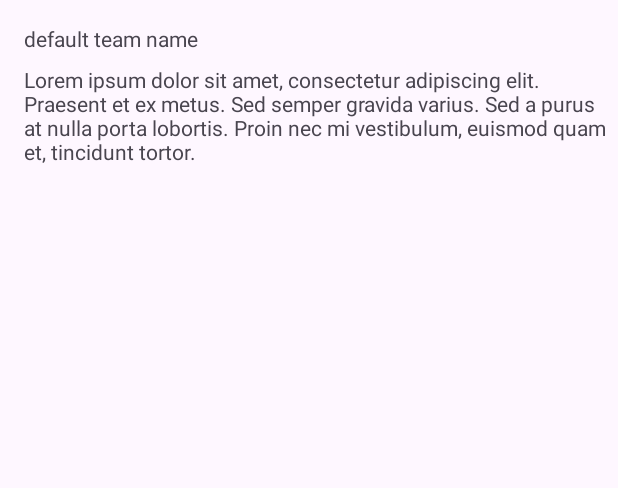
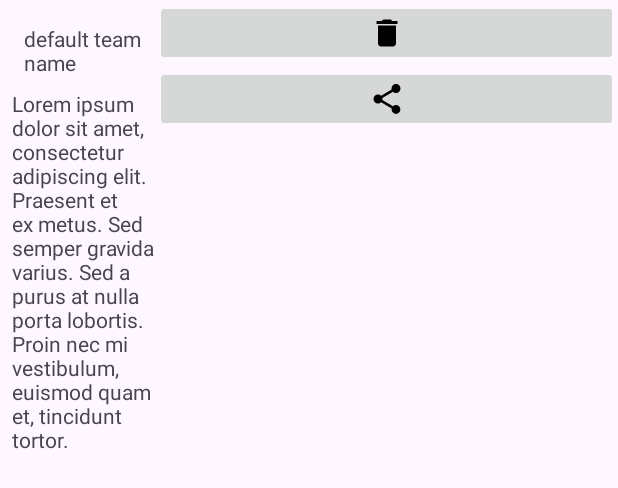
Before and after one commit to rabaduptis/TeamUP, an Android app: the layout main_teams_custom_view.xml on its own in the app's theme, with its tools: preview values and no code run, on a phone screen of 412 x 824 dp. Shown: the top 488 px of the screen. Run offline under Robolectric (Android 15) with nearby library versions, the phone set to English and light mode, and no system bars.

Commit message:
add viewbinding teamsAdapter

```diff
--- a/app/src/main/java/com/root14/teamup/view/activity/MainActivity.kt
+++ b/app/src/main/java/com/root14/teamup/view/activity/MainActivity.kt
@@ -87,7 +87,6 @@ class MainActivity : AppCompatActivity() {
     private fun updateUI(listItems: MutableList<TeamModel>) {
         lifecycleScope.launch {
             // Get all teams from the data store
-            val teams =
             PrefDataStoreManager.getInstance(this@MainActivity).getAllData().collect { teams ->
                 // Check if there are any teams
                 if (teams.isEmpty()) {
--- a/app/src/main/java/com/root14/teamup/view/adapter/TeamsAdapter.kt
+++ b/app/src/main/java/com/root14/teamup/view/adapter/TeamsAdapter.kt
@@ -10,16 +10,21 @@ import android.widget.Toast
 import androidx.constraintlayout.widget.ConstraintLayout
 import androidx.recyclerview.widget.RecyclerView
 import com.root14.teamup.R
+import com.root14.teamup.databinding.ActivityMainBinding
+import com.root14.teamup.databinding.FragmentTeamCreateDialogListDialogBinding
+import com.root14.teamup.databinding.MainTeamsCustomViewBinding
 import com.root14.teamup.model.TeamModel
 import com.root14.teamup.view.activity.TeamDetailActivity
 
 class TeamsAdapter(private val data: List<TeamModel>) :
     RecyclerView.Adapter<TeamsAdapter.TeamsViewHolder>() {
 
+    private lateinit var binding: MainTeamsCustomViewBinding
+
     inner class TeamsViewHolder(itemView: View) : RecyclerView.ViewHolder(itemView) {
-        val teamName: TextView = itemView.findViewById(R.id.textView_team_name)
-        val teamDescription: TextView = itemView.findViewById(R.id.textView_team_description)
-        val teamBaseLayout: ConstraintLayout = itemView.findViewById(R.id.constraitLayout_team_base)
+        val teamName: TextView = binding.textViewTeamName
+        val teamDescription: TextView = binding.textViewTeamDescription
+        val teamBaseLayout: ConstraintLayout = binding.constraitLayoutTeamBase
     }
 
     override fun onCreateViewHolder(
@@ -29,8 +34,8 @@ class TeamsAdapter(private val data: List<TeamModel>) :
         val context = parent.context
         val inflater = LayoutInflater.from(context)
 
-        val teamView0 = inflater.inflate(R.layout.main_teams_custom_view, parent, false)
-        return TeamsViewHolder(teamView0)
+        binding = MainTeamsCustomViewBinding.inflate(inflater)
+        return TeamsViewHolder(binding.root)
     }
 
     override fun getItemCount(): Int {
--- a/app/src/main/java/com/root14/teamup/viewmodel/CreateTeamViewModel.kt
+++ b/app/src/main/java/com/root14/teamup/viewmodel/CreateTeamViewModel.kt
@@ -4,6 +4,8 @@ import androidx.lifecycle.LiveData
 import androidx.lifecycle.MutableLiveData
 import androidx.lifecycle.ViewModel
 import androidx.lifecycle.viewModelScope
+import com.google.firebase.auth.ktx.auth
+import com.google.firebase.ktx.Firebase
 import com.root14.teamup.data.PrefDataStoreManager
 import com.root14.teamup.model.PrefDataTags
 import com.root14.teamup.model.state.CreateTeamUiState
@@ -31,7 +33,8 @@ class CreateTeamViewModel @Inject constructor(private val prefDataStoreManager:
             val teamUid = UUID.randomUUID().toString()
             try {
                 prefDataStoreManager.saveStringData(
-                    "${PrefDataTags.TEAM}+$teamName", "$teamDescription+$teamUid"
+                    "${Firebase.auth.currentUser?.displayName}+$teamName",
+                    "$teamDescription+$teamUid"
                 )
                 // Update the UI state with a success message.
                 _createTeamUiState.postValue(CreateTeamUiState(isError = false))
--- /dev/null
+++ b/app/src/main/res/drawable/baseline_delete_24.xml
@@ -0,0 +1,5 @@
+<vector xmlns:android="http://schemas.android.com/apk/res/android" android:height="24dp" android:tint="#000000" android:viewportHeight="24" android:viewportWidth="24" android:width="24dp">
+
+    <path android:fillColor="@android:color/white" android:pathData="M6,19c0,1.1 0.9,2 2,2h8c1.1,0 2,-0.9 2,-2V7H6v12zM19,4h-3.5l-1,-1h-5l-1,1H5v2h14V4z"/>
+
+</vector>
--- /dev/null
+++ b/app/src/main/res/drawable/baseline_share_24.xml
@@ -0,0 +1,5 @@
+<vector xmlns:android="http://schemas.android.com/apk/res/android" android:height="24dp" android:tint="#000000" android:viewportHeight="24" android:viewportWidth="24" android:width="24dp">
+
+    <path android:fillColor="@android:color/white" android:pathData="M18,16.08c-0.76,0 -1.44,0.3 -1.96,0.77L8.91,12.7c0.05,-0.23 0.09,-0.46 0.09,-0.7s-0.04,-0.47 -0.09,-0.7l7.05,-4.11c0.54,0.5 1.25,0.81 2.04,0.81 1.66,0 3,-1.34 3,-3s-1.34,-3 -3,-3 -3,1.34 -3,3c0,0.24 0.04,0.47 0.09,0.7L8.04,9.81C7.5,9.31 6.79,9 6,9c-1.66,0 -3,1.34 -3,3s1.34,3 3,3c0.79,0 1.5,-0.31 2.04,-0.81l7.12,4.16c-0.05,0.21 -0.08,0.43 -0.08,0.65 0,1.61 1.31,2.92 2.92,2.92 1.61,0 2.92,-1.31 2.92,-2.92s-1.31,-2.92 -2.92,-2.92z"/>
+
+</vector>
--- a/app/src/main/res/layout/main_teams_custom_view.xml
+++ b/app/src/main/res/layout/main_teams_custom_view.xml
@@ -7,27 +7,55 @@
     android:layout_height="wrap_content"
     android:clickable="true">
 
+    <LinearLayout
+        android:layout_width="match_parent"
+        android:layout_height="match_parent"
+        android:orientation="horizontal"
+        android:weightSum="8">
+
+        <LinearLayout
+            android:layout_width="match_parent"
+            android:layout_height="match_parent"
+            android:layout_weight="6"
+            android:orientation="vertical">
+
             <TextView
                 android:id="@+id/textView_team_name"
                 android:layout_width="wrap_content"
                 android:layout_height="wrap_content"
                 android:layout_marginStart="16dp"
                 android:layout_marginTop="16dp"
-        android:text="default team name"
-        app:layout_constraintStart_toStartOf="parent"
-        app:layout_constraintTop_toTopOf="parent" />
+                android:text="default team name" />
 
             <TextView
                 android:id="@+id/textView_team_description"
-        android:layout_width="0dp"
+                android:layout_width="wrap_content"
                 android:layout_height="wrap_content"
-        android:layout_marginStart="16dp"
+                android:layout_marginStart="8dp"
                 android:layout_marginTop="8dp"
-        android:layout_marginEnd="8dp"
                 android:layout_marginBottom="16dp"
-        android:text="Lorem ipsum dolor sit amet, consectetur adipiscing elit. Praesent et ex metus. Sed semper gravida varius. Sed a purus at nulla porta lobortis. Proin nec mi vestibulum, euismod quam et, tincidunt tortor."
-        app:layout_constraintBottom_toBottomOf="parent"
-        app:layout_constraintEnd_toEndOf="parent"
-        app:layout_constraintStart_toStartOf="parent"
-        app:layout_constraintTop_toBottomOf="@+id/textView_team_name" />
+                android:text="Lorem ipsum dolor sit amet, consectetur adipiscing elit. Praesent et ex metus. Sed semper gravida varius. Sed a purus at nulla porta lobortis. Proin nec mi vestibulum, euismod quam et, tincidunt tortor." />
+        </LinearLayout>
+
+        <LinearLayout
+            android:layout_width="match_parent"
+            android:layout_height="match_parent"
+            android:layout_weight="2"
+            android:orientation="vertical">
+
+            <ImageButton
+                android:id="@+id/imgButton_delete"
+                android:layout_width="match_parent"
+                android:layout_height="wrap_content"
+                app:srcCompat="@drawable/baseline_delete_24" />
+
+            <ImageButton
+                android:id="@+id/imgButton_share"
+                android:layout_width="match_parent"
+                android:layout_height="wrap_content"
+                app:srcCompat="@drawable/baseline_share_24" />
+        </LinearLayout>
+
+    </LinearLayout>
+
 </androidx.constraintlayout.widget.ConstraintLayout>
```
Lines whose indentation alone changed are shown as unchanged.
